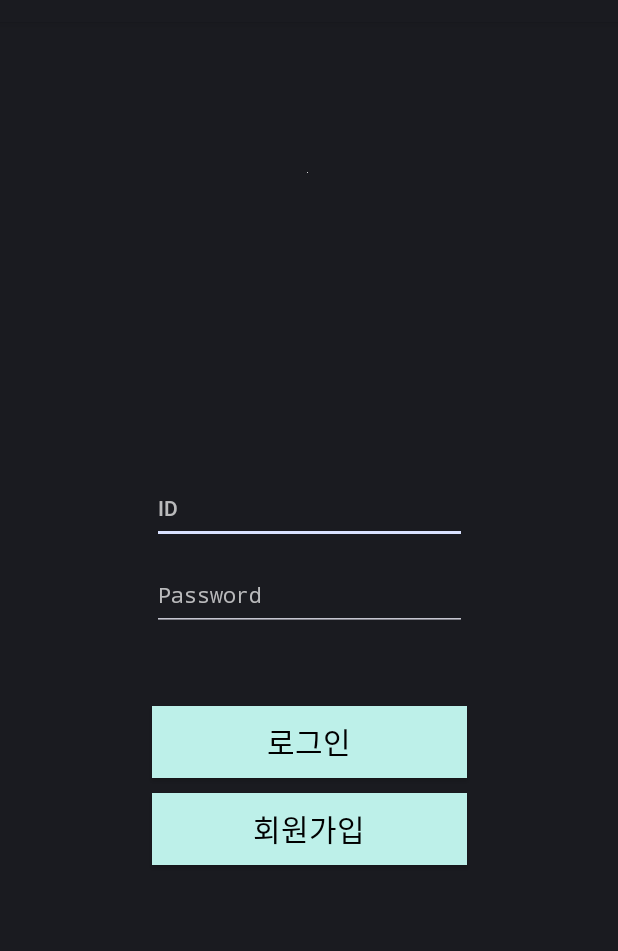
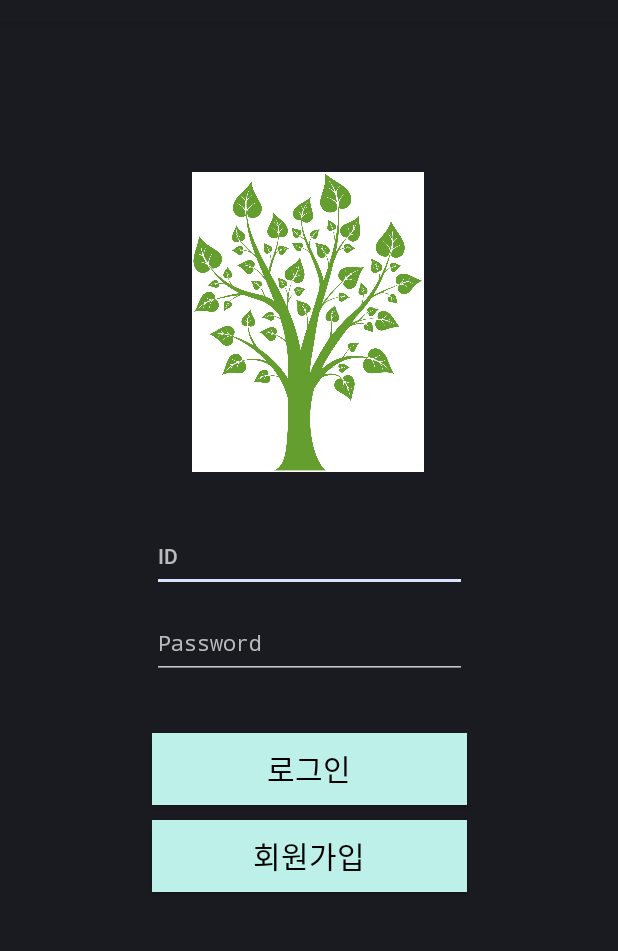
Before and after one commit to TeamEBB/EBB-Android, an Android app: the layout activity_main.xml on its own in the app's theme, with its tools: preview values and no code run, on a phone screen of 412 x 824 dp, the part 62-1013 px from its top. Run offline under Robolectric (Android 15) with nearby library versions, the light colour scheme and no system bars.

Commit message:
나무 사진 추가

```diff
--- a/EBB/app/src/main/res/layout/activity_main.xml
+++ b/EBB/app/src/main/res/layout/activity_main.xml
@@ -9,20 +9,20 @@
 
     <ImageView
         android:id="@+id/tree_image"
-        android:layout_width="wrap_content"
-        android:layout_height="wrap_content"
+        android:layout_width="200dp"
+        android:layout_height="200dp"
         android:layout_marginTop="100dp"
         app:layout_constraintEnd_toEndOf="parent"
         app:layout_constraintHorizontal_bias="0.498"
         app:layout_constraintStart_toStartOf="parent"
         app:layout_constraintTop_toTopOf="parent"
-        tools:srcCompat="@tools:sample/avatars" />
+        android:src="@drawable/tree5" />
 
     <EditText
         android:id="@+id/edt_id"
         android:layout_width="210dp"
         android:layout_height="wrap_content"
-        android:layout_marginTop="200dp"
+        android:layout_marginTop="32dp"
         android:ems="10"
         android:hint="ID"
         android:inputType="textPersonName"
@@ -33,7 +33,7 @@
         app:layout_constraintEnd_toEndOf="parent"
         app:layout_constraintHorizontal_bias="0.502"
         app:layout_constraintStart_toStartOf="parent"
-        app:layout_constraintTop_toTopOf="@id/tree_image" />
+        app:layout_constraintTop_toBottomOf="@id/tree_image" />
 
     <EditText
         android:id="@+id/edt_password"
@@ -57,7 +57,7 @@
         android:layout_width="210dp"
         android:layout_height="wrap_content"
         android:layout_marginLeft="66dp"
-        android:layout_marginTop="50dp"
+        android:layout_marginTop="36dp"
         android:layout_marginRight="66dp"
         android:background="#BDF0E9"
         android:textSize="20sp"
```
Also changed, not shown: EBB/app/src/main/res/drawable/tree5.png (added).
